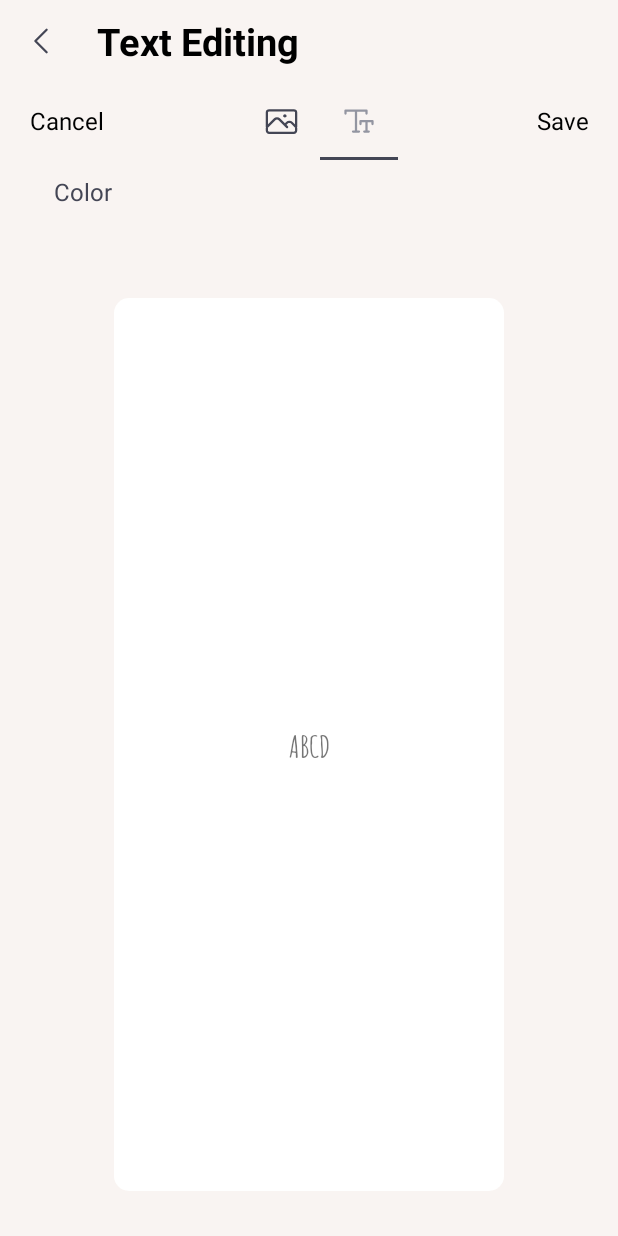
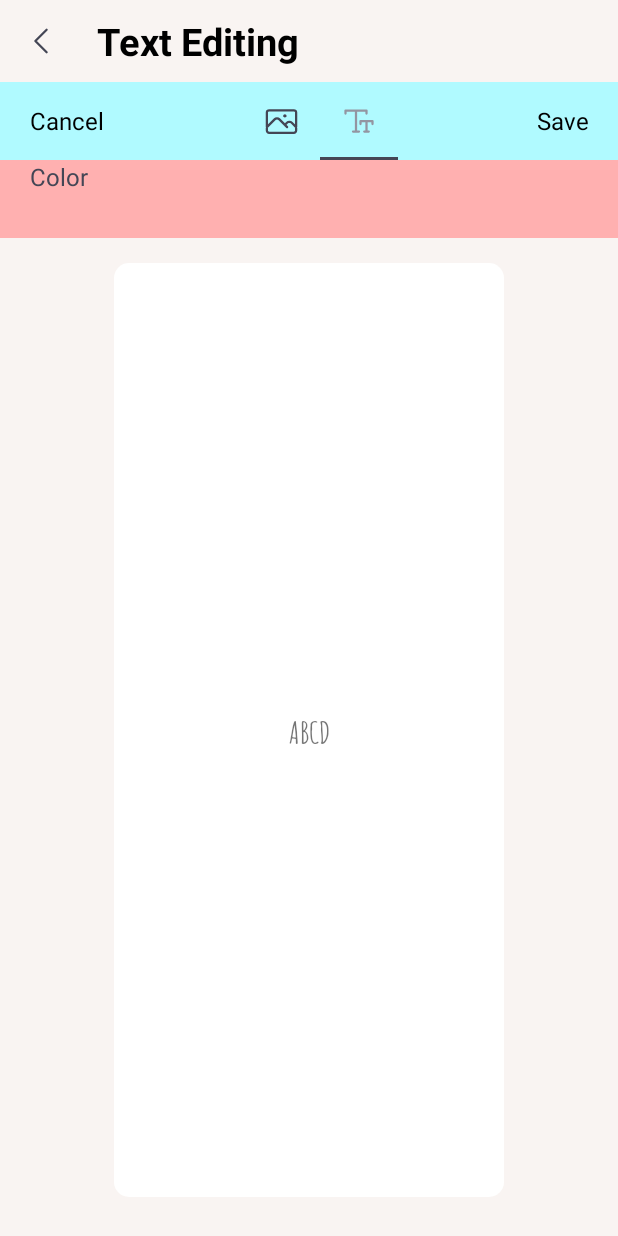
Before and after one commit to trannam13122k/-Daily, an Android app: the fragment EditFragment placed in its activity, tab 2 chosen, on a phone screen of 412 x 824 dp. Run offline under Robolectric (Android 15) with nearby library versions, the phone set to English and light mode, and no system bars; our stand-ins replace sdp/ssp sizes.

Commit message:
Themes Commmit

```diff
--- a/app/src/main/java/com/example/daily/ui/fragment/edit/EditFragment.kt
+++ b/app/src/main/java/com/example/daily/ui/fragment/edit/EditFragment.kt
@@ -1,15 +1,28 @@
 package com.example.daily.ui.fragment.edit
 
+import android.Manifest
+import android.content.Context
+import android.content.Intent
+import android.content.pm.PackageManager
 import android.view.LayoutInflater
 import android.view.View
 import android.view.ViewGroup
+import android.widget.Toast
+import androidx.activity.result.ActivityResultLauncher
+import androidx.activity.result.PickVisualMediaRequest
+import androidx.activity.result.contract.ActivityResultContracts
 import androidx.core.content.ContextCompat
 import com.example.daily.R
 import com.example.daily.base.BaseFragment
 import com.example.daily.databinding.FragmentEditBinding
+import com.example.daily.ui.fragment.edit.unsplash.UnSplashFragment
+import com.example.daily.util.Utils
 import com.google.android.material.tabs.TabLayout
 
 class EditFragment : BaseFragment<FragmentEditBinding>() {
+
+    private lateinit var launcher: ActivityResultLauncher<PickVisualMediaRequest>
+
     override fun getViewBinding(
         inflater: LayoutInflater,
         container: ViewGroup?
@@ -18,38 +31,65 @@ class EditFragment : BaseFragment<FragmentEditBinding>() {
     }
 
     override fun init() {
-        setUpTapLayout()
+        clickListener()
     }
 
     override fun setUpView() {
+        setUpTapLayout()
+        tabLayoutEditing()
 
     }
 
 
+    override fun onAttach(context: Context) {
+        super.onAttach(context)
+        launcher = registerForActivityResult(ActivityResultContracts.PickVisualMedia()) { uri ->
+            if (uri != null) {
+                binding.ivBg?.setImageURI(uri)
+            } else {
+                Toast.makeText(requireContext(), "1212313232 - no chekc ", Toast.LENGTH_SHORT).show()
+            }
+
+        }
+    }
+
+    private fun clickListener() {
+        binding.ivBack.setOnClickListener {
+            activity?.onBackPressed()
+        }
+    }
+
+
     private fun setUpTapLayout() {
-        binding.tabLayout.setSelectedTabIndicatorColor(ContextCompat.getColor(requireContext(), R.color.gray))
+        binding.tabLayout.setSelectedTabIndicatorColor(
+            ContextCompat.getColor(
+                requireContext(),
+                R.color.gray
+            )
+        )
 
         binding.tabLayout.tabGravity = TabLayout.GRAVITY_FILL
         binding.tabLayout.addTab(binding.tabLayout.newTab().setIcon(R.drawable.icon_bg_edit))
         binding.tabLayout.addTab(binding.tabLayout.newTab().setIcon(R.drawable.icon_text_lock))
 
 
-         binding.tabLayout.addOnTabSelectedListener(object : TabLayout.OnTabSelectedListener {
+        binding.tabLayout.addOnTabSelectedListener(object : TabLayout.OnTabSelectedListener {
             override fun onTabSelected(tab: TabLayout.Tab?) {
                 when (tab?.position) {
                     0 -> {
                         binding.ivName.text = getString(R.string.background_edit)
                         binding.tabLayoutBg.visibility = View.VISIBLE
                         binding.relativeLayout.visibility = View.GONE
-                        binding.rvColorBg.visibility= View.GONE
+                        binding.rvColorBg.visibility = View.GONE
+
                     }
+
                     1 -> {
                         binding.ivName.text = getString(R.string.text_editing)
                         binding.tabLayoutBg.visibility = View.GONE
                         binding.relativeLayout.visibility = View.VISIBLE
-                        binding.rvColorBg.visibility= View.GONE
+                        binding.rvColorBg.visibility = View.GONE
                     }
-
                 }
             }
 
@@ -60,4 +100,98 @@ class EditFragment : BaseFragment<FragmentEditBinding>() {
 
     }
 
+    // backGround Editting...........................................................................
+    private fun tabLayoutEditing() {
+        binding.tabLayoutBg.setSelectedTabIndicatorColor(
+            ContextCompat.getColor(
+                requireContext(),
+                R.color.gray
+            )
+        )
+
+        val library = binding.tabLayoutBg.newTab()
+        library.text = "Library"
+        library.setIcon(R.drawable.icon_libary)
+
+        val unSplash = binding.tabLayoutBg.newTab()
+        unSplash.text = "Unsplash"
+        unSplash.setIcon(R.drawable.icon_unsplash)
+
+        val color = binding.tabLayoutBg.newTab()
+        color.text = "Color"
+        color.setIcon(R.drawable.icon_color)
+
+        binding.tabLayoutBg.addTab(library)
+        binding.tabLayoutBg.addTab(unSplash)
+        binding.tabLayoutBg.addTab(color)
+
+        binding.tabLayoutBg.addOnTabSelectedListener(object : TabLayout.OnTabSelectedListener {
+            override fun onTabSelected(tab: TabLayout.Tab?) {
+                when (tab?.position) {
+
+                    0 -> {
+                        clickLibrary()
+                    }
+
+                    1 -> {
+                        clickUnsplash()
+                    }
+
+                    2 -> {
+                        clickColor()
+                    }
+                }
+
+            }
+
+            override fun onTabUnselected(tab: TabLayout.Tab?) {}
+            override fun onTabReselected(tab: TabLayout.Tab?) {}
+        })
+    }
+
+    private fun clickLibrary(){
+        binding.tabLayoutBg.getTabAt(0)?.view?.setOnClickListener {
+
+            binding.ivBg?.setImageURI(null)
+
+            binding.rvColorBg.visibility = View.GONE
+            launcher.launch(PickVisualMediaRequest(ActivityResultContracts.PickVisualMedia.ImageOnly))
+
+        }
+    }
+
+    private fun clickUnsplash() {
+        binding.tabLayoutBg.getTabAt(1)?.view?.setOnClickListener {
+            binding.rvColorBg.visibility = View.GONE
+           openFragment(UnSplashFragment::class.java,null,true)
+        }
+    }
+
+    private fun clickColor() {
+        binding.tabLayoutBg.getTabAt(2)?.view?.setOnClickListener {
+            binding.rvColorBg.visibility = View.VISIBLE
+            Toast.makeText(requireContext(), "Color", Toast.LENGTH_SHORT).show()
+        }
+    }
+
+    override fun onRequestPermissionsResult(
+        requestCode: Int,
+        permissions: Array<out String>,
+        grantResults: IntArray
+    ) {
+        super.onRequestPermissionsResult(requestCode, permissions, grantResults)
+        if (requestCode == Utils.PERMISSION_REQUEST_CODE) {
+            if (grantResults.isNotEmpty() && grantResults[0] == PackageManager.PERMISSION_GRANTED) {
+                Toast.makeText(requireContext(), "Storage Ok", Toast.LENGTH_SHORT).show()
+            } else {
+                Toast.makeText(requireContext(), "Storage permission is required...", Toast.LENGTH_SHORT).show()
+            }
+        }
+    }
+
+
+    private fun loadImageFromSharedPreferences() {
+
+    }
+
 }
--- /dev/null
+++ b/app/src/main/java/com/example/daily/util/Utils.kt
@@ -0,0 +1,5 @@
+package com.example.daily.util
+
+object Utils {
+    const val PERMISSION_REQUEST_CODE = 100
+}
--- a/app/src/main/java/com/example/daily/util/utils.kt
+++ /dev/null
@@ -1,5 +0,0 @@
-package com.example.daily.util
-
-object utils {
-    const val PERMISSION_REQUEST_CODE = 100
-}
--- /dev/null
+++ b/app/src/main/res/drawable/baseline_search_24.xml
@@ -0,0 +1,5 @@
+<vector android:height="24dp" android:tint="#120B0B"
+    android:viewportHeight="24" android:viewportWidth="24"
+    android:width="24dp" xmlns:android="http://schemas.android.com/apk/res/android">
+    <path android:fillColor="@android:color/white" android:pathData="M15.5,14h-0.79l-0.28,-0.27C15.41,12.59 16,11.11 16,9.5 16,5.91 13.09,3 9.5,3S3,5.91 3,9.5 5.91,16 9.5,16c1.61,0 3.09,-0.59 4.23,-1.57l0.27,0.28v0.79l5,4.99L20.49,19l-4.99,-5zM9.5,14C7.01,14 5,11.99 5,9.5S7.01,5 9.5,5 14,7.01 14,9.5 11.99,14 9.5,14z"/>
+</vector>
--- /dev/null
+++ b/app/src/main/res/drawable/close.xml
@@ -0,0 +1,5 @@
+<vector android:height="24dp" android:tint="#444655"
+    android:viewportHeight="24" android:viewportWidth="24"
+    android:width="24dp" xmlns:android="http://schemas.android.com/apk/res/android">
+    <path android:fillColor="@android:color/white" android:pathData="M19,6.41L17.59,5 12,10.59 6.41,5 5,6.41 10.59,12 5,17.59 6.41,19 12,13.41 17.59,19 19,17.59 13.41,12z"/>
+</vector>
--- a/app/src/main/res/layout/fragment_edit.xml
+++ b/app/src/main/res/layout/fragment_edit.xml
@@ -1,17 +1,16 @@
 <?xml version="1.0" encoding="utf-8"?>
-<androidx.constraintlayout.widget.ConstraintLayout xmlns:android="http://schemas.android.com/apk/res/android"
+<LinearLayout xmlns:android="http://schemas.android.com/apk/res/android"
     xmlns:app="http://schemas.android.com/apk/res-auto"
     xmlns:tools="http://schemas.android.com/tools"
     android:layout_width="match_parent"
     android:layout_height="match_parent"
     android:background="@color/background"
-    tools:context=".ui.fragment.edit.EditFragment">
+    android:orientation="vertical">
 
     <RelativeLayout
         android:id="@+id/rlHeader"
         android:layout_width="match_parent"
-        android:layout_height="wrap_content"
-        app:layout_constraintTop_toTopOf="parent">
+        android:layout_height="wrap_content">
 
         <ImageView
             android:id="@+id/ivBack"
@@ -35,8 +34,10 @@
     <androidx.constraintlayout.widget.ConstraintLayout
         android:id="@+id/constraint"
         android:layout_width="match_parent"
+
         android:layout_height="52dp"
-        app:layout_constraintTop_toBottomOf="@id/rlHeader">
+        android:background="@color/color_five"
+        app:layout_constraintTop_toBottomOf="@id/llHeader">
 
         <TextView
             android:id="@+id/tvCancel"
@@ -82,26 +83,11 @@
 
     </androidx.constraintlayout.widget.ConstraintLayout>
 
-    <androidx.constraintlayout.widget.ConstraintLayout
-        android:id="@+id/contrEdit"
-        android:layout_width="match_parent"
-        android:layout_height="wrap_content"
-        android:layout_marginStart="16dp"
-        android:layout_marginTop="10dp"
-        android:layout_marginEnd="16dp"
-        app:layout_constraintTop_toBottomOf="@id/constraint">
-
-        <LinearLayout
-            android:id="@+id/llTablayout"
-            android:layout_width="match_parent"
-            android:layout_height="52dp"
-            android:orientation="horizontal"
-            app:layout_constraintTop_toTopOf="parent">
-
     <com.google.android.material.tabs.TabLayout
         android:id="@+id/tabLayoutBg"
         android:layout_width="match_parent"
         android:layout_height="52dp"
+        android:background="@color/color_four"
         app:layout_constraintTop_toTopOf="parent"
         app:tabGravity="center"
         app:tabTextAppearance="@style/TabTextAppearance" />
@@ -109,16 +95,17 @@
     <androidx.constraintlayout.widget.ConstraintLayout
         android:id="@+id/relativeLayout"
         android:layout_width="match_parent"
+
         android:layout_height="52dp"
-                android:visibility="invisible"
-                app:layout_constraintTop_toTopOf="parent">
+        android:background="@color/color_six"
+        android:visibility="gone">
 
         <TextView
             android:id="@+id/tvNameEdit"
             android:layout_width="wrap_content"
             android:layout_height="wrap_content"
             android:paddingStart="20dp"
-                    android:text="Color"
+            android:text="@string/color"
             android:textColor="@color/gray"
             android:textSize="16dp"
             app:layout_constraintStart_toStartOf="parent"
@@ -129,40 +116,30 @@
             android:layout_width="match_parent"
             android:layout_height="52dp"
             android:clipToPadding="false"
+            android:orientation="horizontal"
             android:paddingLeft="183dp"
             android:paddingRight="183dp"
             app:layout_constraintTop_toTopOf="parent" />
     </androidx.constraintlayout.widget.ConstraintLayout>
-        </LinearLayout>
 
     <androidx.recyclerview.widget.RecyclerView
         android:id="@+id/rvColorBg"
         android:layout_width="match_parent"
-            android:layout_height="wrap_content"
+        android:layout_height="60dp"
+        android:layout_marginTop="5dp"
         android:clipToPadding="false"
-            android:visibility="invisible"
-            app:layout_constraintTop_toBottomOf="@id/llTablayout"
+        android:paddingLeft="183dp"
+        android:paddingRight="183dp"
+        android:visibility="visible"
         tools:listitem="@layout/item_color" />
 
-    </androidx.constraintlayout.widget.ConstraintLayout>
-
     <androidx.constraintlayout.widget.ConstraintLayout
-        android:layout_width="match_parent"
-        android:layout_height="0dp"
-        app:layout_constraintBottom_toBottomOf="parent"
-        app:layout_constraintTop_toBottomOf="@+id/contrEdit">
-
-        <androidx.constraintlayout.widget.ConstraintLayout
-            android:id="@+id/cardView"
         android:layout_width="260dp"
         android:layout_height="match_parent"
-            android:layout_marginTop="30dp"
-            android:layout_marginBottom="30dp"
-            android:background="@drawable/background_custom"
-            app:cardCornerRadius="10dp"
-            app:layout_constraintBottom_toBottomOf="parent"
-            app:layout_constraintEnd_toEndOf="parent"
-            app:layout_constraintStart_toStartOf="parent">
+        android:layout_gravity="center"
+        android:layout_marginTop="@dimen/_13sdp"
+        android:layout_marginBottom="@dimen/_20sdp"
+        android:background="@drawable/background_custom">
 
         <ImageView
             android:id="@+id/ivBg"
@@ -181,8 +158,7 @@
             app:layout_constraintEnd_toEndOf="parent"
             app:layout_constraintStart_toStartOf="parent"
             app:layout_constraintTop_toTopOf="parent" />
-        </androidx.constraintlayout.widget.ConstraintLayout>
+
     </androidx.constraintlayout.widget.ConstraintLayout>
 
-
-</androidx.constraintlayout.widget.ConstraintLayout>
+</LinearLayout>
--- a/app/src/main/res/layout/fragment_themes.xml
+++ b/app/src/main/res/layout/fragment_themes.xml
@@ -84,7 +84,8 @@
                     android:text="@string/edit"
                     android:textAllCaps="false"
                     android:textColor="@color/black"
-                    app:layout_constraintBottom_toBottomOf="parent"
+                    app:layout_constraintBottom_toBottomOf="@+id/ivBg"
+                    app:layout_constraintEnd_toEndOf="parent"
                     app:layout_constraintStart_toStartOf="parent" />
             </androidx.constraintlayout.widget.ConstraintLayout>
         </androidx.cardview.widget.CardView>
--- a/app/src/main/res/values/strings.xml
+++ b/app/src/main/res/values/strings.xml
@@ -48,5 +48,11 @@
 
     <string name="iam">I Am</string>
     <string name="viewAll">ViewAll</string>
+    <string name="color">Color</string>
+
+
+    <string name="unsplash">UnSplash</string>
+
+
 
 </resources>
```
Also changed, not shown: app/src/main/java/com/example/daily/ui/fragment/edit/EditViewmodel.kt (added, +10 -0 lines), app/src/main/java/com/example/daily/ui/fragment/edit/unsplash/UnSplashFragment.kt (added, +35 -0 lines), app/src/main/res/layout/fragment_editt2.xml (added, +159 -0 lines), app/src/main/res/layout/fragment_un_splash.xml (added, +68 -0 lines). Lines whose indentation alone changed are shown as unchanged.
